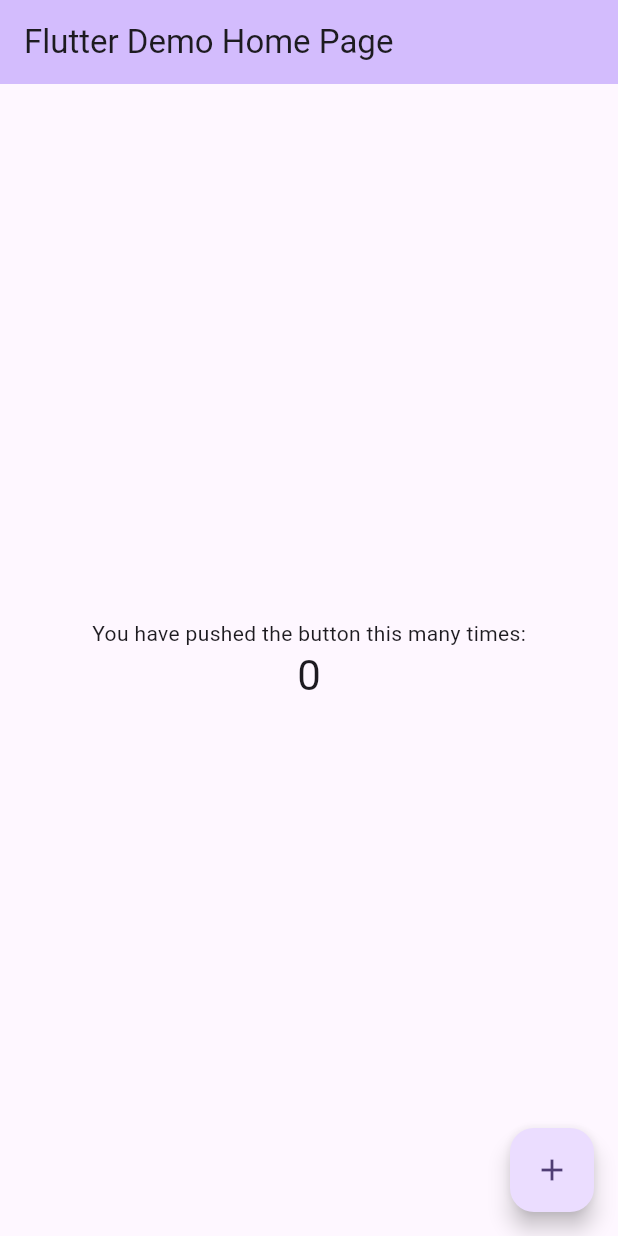
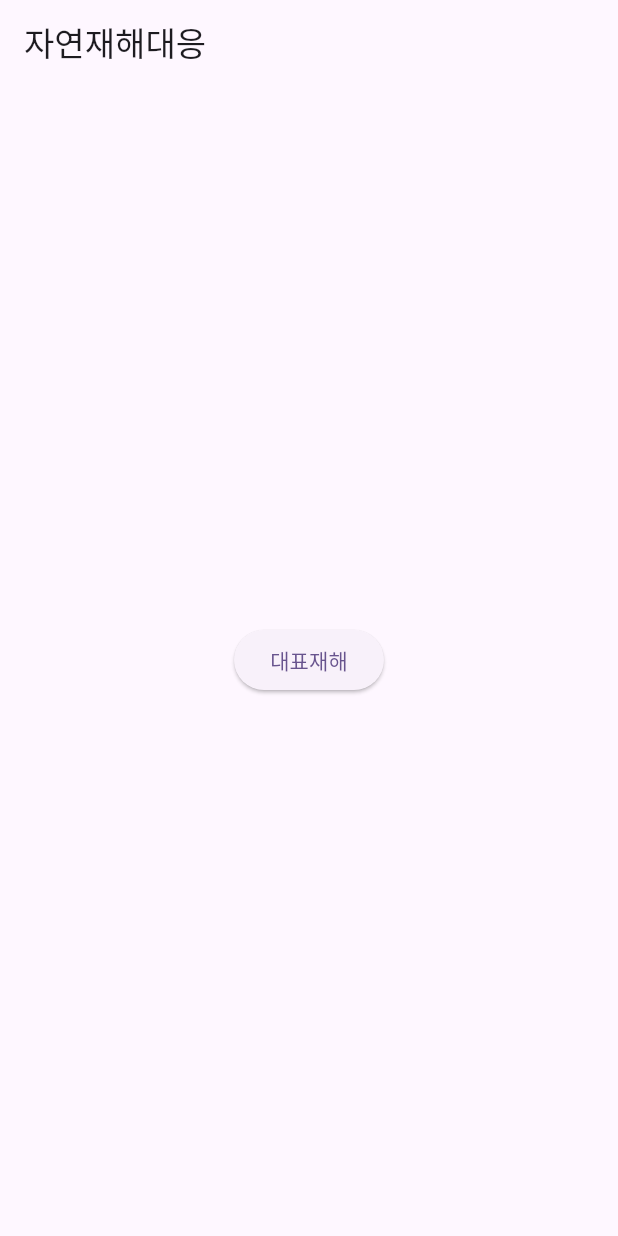
Before and after one commit to ARKNOOB1/NaturalDisaster_ResponseAct, a Flutter app: the screen it shows after launch, on a phone screen of 412 x 824 dp. Run offline on Flutter 3.47's test engine with Material 3 defaults, Android fonts, the phone set to English and light mode, and no system bars.

Commit message:
second_commit

```diff
--- /dev/null
+++ b/lib/home.dart
@@ -0,0 +1,28 @@
+import 'package:flutter/material.dart';
+
+class Home extends StatefulWidget {
+  const Home({super.key});
+
+  @override
+  State<Home> createState() => _HomeState();
+}
+
+class _HomeState extends State<Home> {
+  @override
+  Widget build(BuildContext context) {
+    return Scaffold(
+      appBar: AppBar(title: const Text("자연재해대응"),),
+      body: Center(
+        child: Column(
+          mainAxisAlignment: MainAxisAlignment.center,
+          children: [
+            ElevatedButton(
+                onPressed: () => Navigator.pushNamed(context, "/rep-disaster"),
+                child: const Text("대표재해")
+            ),
+          ],
+        ),
+      ),
+    );
+  }
+}
--- a/lib/main.dart
+++ b/lib/main.dart
@@ -1,4 +1,6 @@
 import 'package:flutter/material.dart';
+import 'home.dart';
+import 'rep_disaster.dart';
 
 void main() {
   runApp(const MyApp());
@@ -11,112 +13,14 @@ class MyApp extends StatelessWidget {
   @override
   Widget build(BuildContext context) {
     return MaterialApp(
-      title: 'Flutter Demo',
+      title: 'NDRA',
       theme: ThemeData(
-        // This is the theme of your application.
-        //
-        // TRY THIS: Try running your application with "flutter run". You'll see
-        // the application has a purple toolbar. Then, without quitting the app,
-        // try changing the seedColor in the colorScheme below to Colors.green
-        // and then invoke "hot reload" (save your changes or press the "hot
-        // reload" button in a Flutter-supported IDE, or press "r" if you used
-        // the command line to start the app).
-        //
-        // Notice that the counter didn't reset back to zero; the application
-        // state is not lost during the reload. To reset the state, use hot
-        // restart instead.
-        //
-        // This works for code too, not just values: Most code changes can be
-        // tested with just a hot reload.
-        colorScheme: ColorScheme.fromSeed(seedColor: Colors.deepPurple),
+        colorScheme:ColorScheme.fromSeed(seedColor: Colors.deepPurple),
       ),
-      home: const MyHomePage(title: 'Flutter Demo Home Page'),
+      routes: {
+        '/': (context) => const Home(),
+        '/rep-disaster': (context) => const RepDisaster(),
+      },
     );
   }
 }
-
-class MyHomePage extends StatefulWidget {
-  const MyHomePage({super.key, required this.title});
-
-  // This widget is the home page of your application. It is stateful, meaning
-  // that it has a State object (defined below) that contains fields that affect
-  // how it looks.
-
-  // This class is the configuration for the state. It holds the values (in this
-  // case the title) provided by the parent (in this case the App widget) and
-  // used by the build method of the State. Fields in a Widget subclass are
-  // always marked "final".
-
-  final String title;
-
-  @override
-  State<MyHomePage> createState() => _MyHomePageState();
-}
-
-class _MyHomePageState extends State<MyHomePage> {
-  int _counter = 0;
-
-  void _incrementCounter() {
-    setState(() {
-      // This call to setState tells the Flutter framework that something has
-      // changed in this State, which causes it to rerun the build method below
-      // so that the display can reflect the updated values. If we changed
-      // _counter without calling setState(), then the build method would not be
-      // called again, and so nothing would appear to happen.
-      _counter++;
-    });
-  }
-
-  @override
-  Widget build(BuildContext context) {
-    // This method is rerun every time setState is called, for instance as done
-    // by the _incrementCounter method above.
-    //
-    // The Flutter framework has been optimized to make rerunning build methods
-    // fast, so that you can just rebuild anything that needs updating rather
-    // than having to individually change instances of widgets.
-    return Scaffold(
-      appBar: AppBar(
-        // TRY THIS: Try changing the color here to a specific color (to
-        // Colors.amber, perhaps?) and trigger a hot reload to see the AppBar
-        // change color while the other colors stay the same.
-        backgroundColor: Theme.of(context).colorScheme.inversePrimary,
-        // Here we take the value from the MyHomePage object that was created by
-        // the App.build method, and use it to set our appbar title.
-        title: Text(widget.title),
-      ),
-      body: Center(
-        // Center is a layout widget. It takes a single child and positions it
-        // in the middle of the parent.
-        child: Column(
-          // Column is also a layout widget. It takes a list of children and
-          // arranges them vertically. By default, it sizes itself to fit its
-          // children horizontally, and tries to be as tall as its parent.
-          //
-          // Column has various properties to control how it sizes itself and
-          // how it positions its children. Here we use mainAxisAlignment to
-          // center the children vertically; the main axis here is the vertical
-          // axis because Columns are vertical (the cross axis would be
-          // horizontal).
-          //
-          // TRY THIS: Invoke "debug painting" (choose the "Toggle Debug Paint"
-          // action in the IDE, or press "p" in the console), to see the
-          // wireframe for each widget.
-          mainAxisAlignment: MainAxisAlignment.center,
-          children: <Widget>[
-            const Text('You have pushed the button this many times:'),
-            Text(
-              '$_counter',
-              style: Theme.of(context).textTheme.headlineMedium,
-            ),
-          ],
-        ),
-      ),
-      floatingActionButton: FloatingActionButton(
-        onPressed: _incrementCounter,
-        tooltip: 'Increment',
-        child: const Icon(Icons.add),
-      ), // This trailing comma makes auto-formatting nicer for build methods.
-    );
-  }
-}
--- /dev/null
+++ b/lib/rep_disaster.dart
@@ -0,0 +1,17 @@
+import 'package:flutter/material.dart';
+
+class RepDisaster extends StatefulWidget {
+  const RepDisaster({super.key});
+
+  @override
+  State<RepDisaster> createState() => _RepDisasterState();
+}
+
+class _RepDisasterState extends State<RepDisaster> {
+  @override
+  Widget build(BuildContext context) {
+    return Scaffold(
+
+    );
+  }
+}
```
